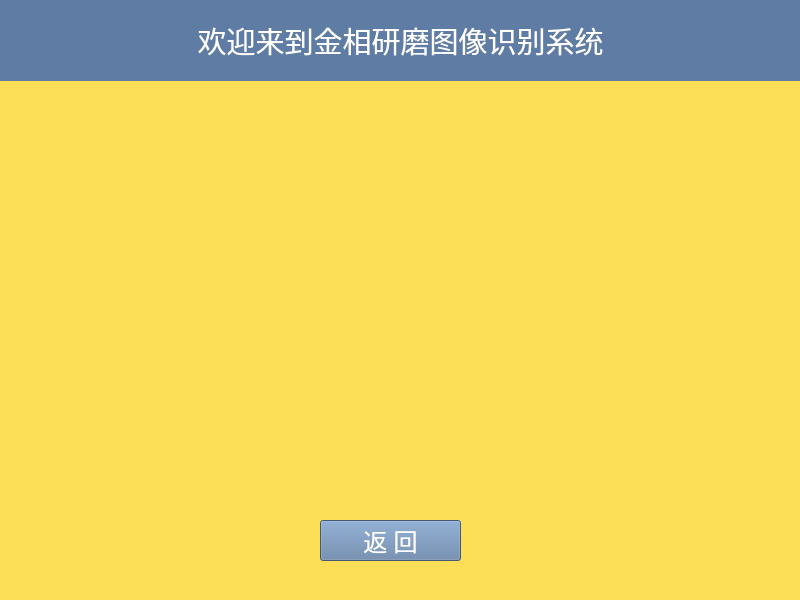
ChickenWingKiller/JXimageClassification, file UI/statistic_figure.ui: the form before one commit.
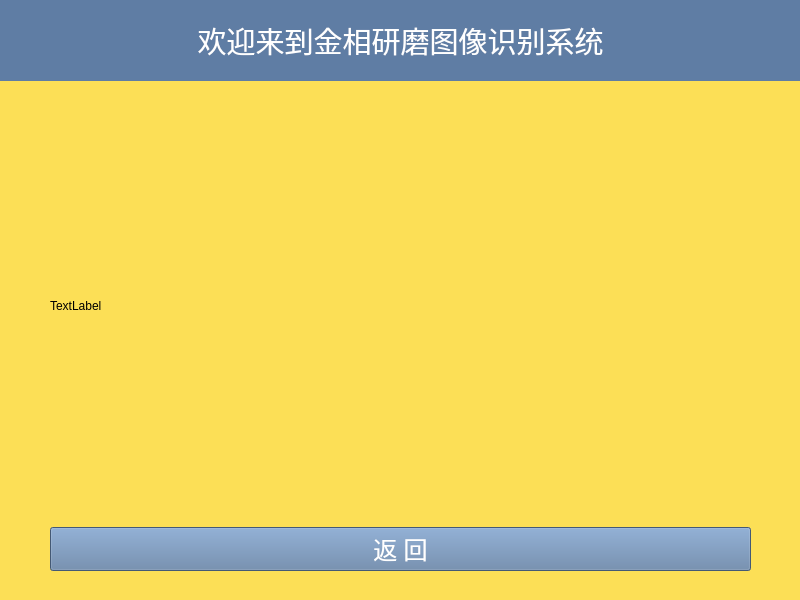
The form after the commit.

Patch:
```diff
--- a/UI/statistic_figure.ui
+++ b/UI/statistic_figure.ui
@@ -34,15 +34,31 @@
      <string>&lt;html&gt;&lt;head/&gt;&lt;body&gt;&lt;p align=&quot;center&quot;&gt;&lt;span style=&quot; font-size:22pt;&quot;&gt;欢迎来到金相研磨图像识别系统&lt;/span&gt;&lt;/p&gt;&lt;/body&gt;&lt;/html&gt;</string>
     </property>
    </widget>
-   <widget class="QPushButton" name="pushButton_4">
+   <widget class="QWidget" name="verticalLayoutWidget">
     <property name="geometry">
      <rect>
-      <x>320</x>
-      <y>520</y>
-      <width>141</width>
-      <height>41</height>
+      <x>50</x>
+      <y>90</y>
+      <width>701</width>
+      <height>481</height>
      </rect>
     </property>
+    <layout class="QVBoxLayout" name="verticalLayout">
+     <item>
+      <widget class="QLabel" name="label_2">
+       <property name="text">
+        <string>TextLabel</string>
+       </property>
+      </widget>
+     </item>
+     <item>
+      <widget class="QPushButton" name="pushButton_4">
+       <property name="sizePolicy">
+        <sizepolicy hsizetype="Minimum" vsizetype="Fixed">
+         <horstretch>0</horstretch>
+         <verstretch>0</verstretch>
+        </sizepolicy>
+       </property>
     <property name="font">
      <font>
       <family>Agency FB</family>
@@ -56,6 +72,15 @@
     <property name="text">
      <string>返 回</string>
     </property>
+       <property name="autoDefault">
+        <bool>false</bool>
+       </property>
+       <property name="flat">
+        <bool>false</bool>
+       </property>
+      </widget>
+     </item>
+    </layout>
    </widget>
   </widget>
   <widget class="QStatusBar" name="statusbar"/>
```
Lines whose indentation alone changed are shown as unchanged.
